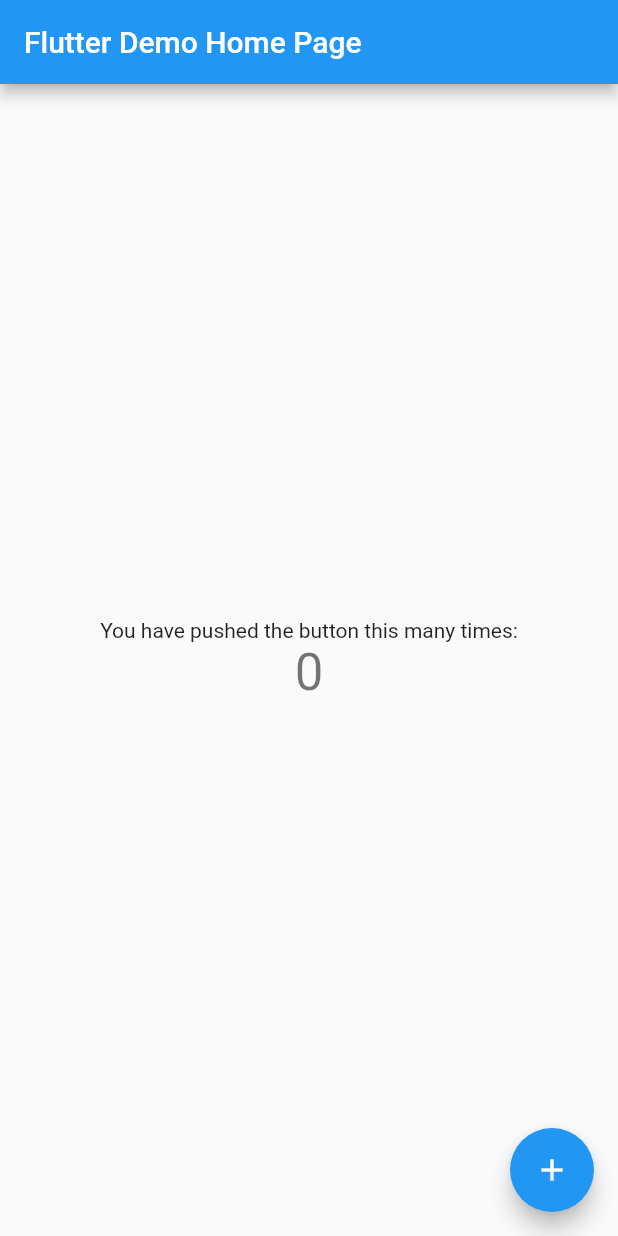
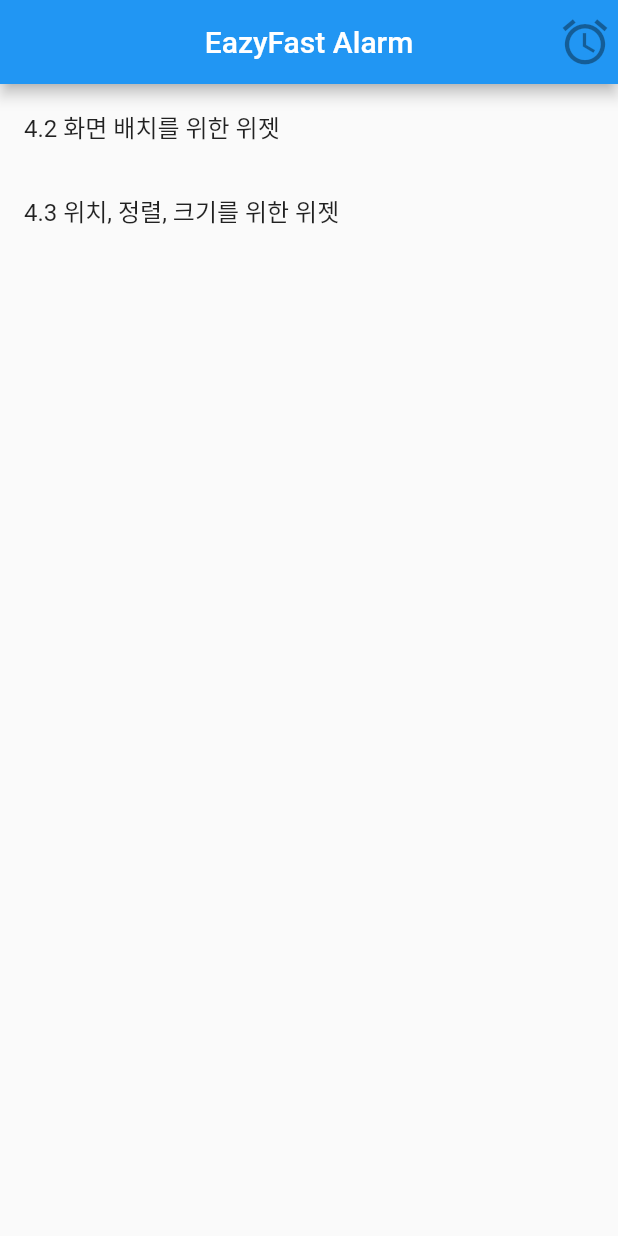
Before and after one commit to gisunglee/alram, a Flutter app: the screen it shows after launch, on a phone screen of 412 x 824 dp. Run offline on Flutter 3.47's test engine with Material 2 defaults, Android fonts, the phone set to English and light mode, and no system bars.

Commit message:
이제 시작

```diff
--- a/lib/main.dart
+++ b/lib/main.dart
@@ -9,105 +9,48 @@ class MyApp extends StatelessWidget {
   @override
   Widget build(BuildContext context) {
     return MaterialApp(
-      title: 'Flutter Demo',
+      title: '100억 벌어 룸싸롱 가자',
       theme: ThemeData(
-        // This is the theme of your application.
-        //
-        // Try running your application with "flutter run". You'll see the
-        // application has a blue toolbar. Then, without quitting the app, try
-        // changing the primarySwatch below to Colors.green and then invoke
-        // "hot reload" (press "r" in the console where you ran "flutter run",
-        // or simply save your changes to "hot reload" in a Flutter IDE).
-        // Notice that the counter didn't reset back to zero; the application
-        // is not restarted.
         primarySwatch: Colors.blue,
       ),
-      home: MyHomePage(title: 'Flutter Demo Home Page'),
+      home: MyHomePage(),
     );
   }
 }
 
-class MyHomePage extends StatefulWidget {
-  MyHomePage({Key key, this.title}) : super(key: key);
-
-  // This widget is the home page of your application. It is stateful, meaning
-  // that it has a State object (defined below) that contains fields that affect
-  // how it looks.
-
-  // This class is the configuration for the state. It holds the values (in this
-  // case the title) provided by the parent (in this case the App widget) and
-  // used by the build method of the State. Fields in a Widget subclass are
-  // always marked "final".
-
-  final String title;
-
-  @override
-  _MyHomePageState createState() => _MyHomePageState();
-}
-
-class _MyHomePageState extends State<MyHomePage> {
-  int _counter = 0;
-
-  void _incrementCounter() {
-    setState(() {
-      // This call to setState tells the Flutter framework that something has
-      // changed in this State, which causes it to rerun the build method below
-      // so that the display can reflect the updated values. If we changed
-      // _counter without calling setState(), then the build method would not be
-      // called again, and so nothing would appear to happen.
-      _counter++;
-    });
-  }
+class MyHomePage extends StatelessWidget {
 
   @override
   Widget build(BuildContext context) {
-    // This method is rerun every time setState is called, for instance as done
-    // by the _incrementCounter method above.
-    //
-    // The Flutter framework has been optimized to make rerunning build methods
-    // fast, so that you can just rebuild anything that needs updating rather
-    // than having to individually change instances of widgets.
     return Scaffold(
       appBar: AppBar(
-        // Here we take the value from the MyHomePage object that was created by
-        // the App.build method, and use it to set our appbar title.
-        title: Text(widget.title),
+        title: Text('EazyFast Alarm'),
+        centerTitle: true,
+        actions: <Widget>[
+          IconButton(
+            icon: Icon(
+              Icons.alarm,
+              size: 36.0,
+            ),
+          ),
+        ],
       ),
-      body: Center(
-        // Center is a layout widget. It takes a single child and positions it
-        // in the middle of the parent.
-        child: Column(
-          // Column is also a layout widget. It takes a list of children and
-          // arranges them vertically. By default, it sizes itself to fit its
-          // children horizontally, and tries to be as tall as its parent.
-          //
-          // Invoke "debug painting" (press "p" in the console, choose the
-          // "Toggle Debug Paint" action from the Flutter Inspector in Android
-          // Studio, or the "Toggle Debug Paint" command in Visual Studio Code)
-          // to see the wireframe for each widget.
-          //
-          // Column has various properties to control how it sizes itself and
-          // how it positions its children. Here we use mainAxisAlignment to
-          // center the children vertically; the main axis here is the vertical
-          // axis because Columns are vertical (the cross axis would be
-          // horizontal).
-          mainAxisAlignment: MainAxisAlignment.center,
-          children: <Widget>[
-            Text(
-              'You have pushed the button this many times:',
-            ),
-            Text(
-              '$_counter',
-              style: Theme.of(context).textTheme.headline4,
-            ),
-          ],
-        ),
+      body: ListView(
+        children: <Widget>[
+          ListTile(
+            title: Text('4.2 화면 배치를 위한 위젯'),
+            onTap: () {
+              return null;
+            },
+          ),
+          ListTile(
+            title: Text('4.3 위치, 정렬, 크기를 위한 위젯'),
+            onTap: () {
+            },
+          ),
+        ],
       ),
-      floatingActionButton: FloatingActionButton(
-        onPressed: _incrementCounter,
-        tooltip: 'Increment',
-        child: Icon(Icons.add),
-      ), // This trailing comma makes auto-formatting nicer for build methods.
+
     );
   }
 }
```
